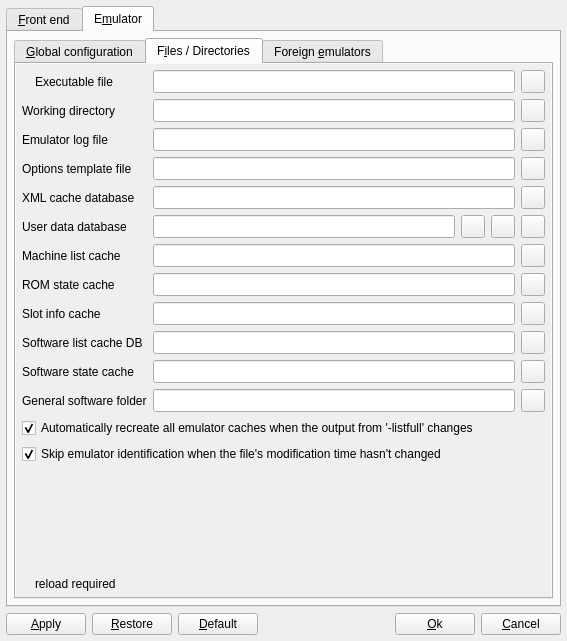
Before: the Qt Designer form options.ui in qmc2/qmc2-mame-fe, drawn with Qt 5.
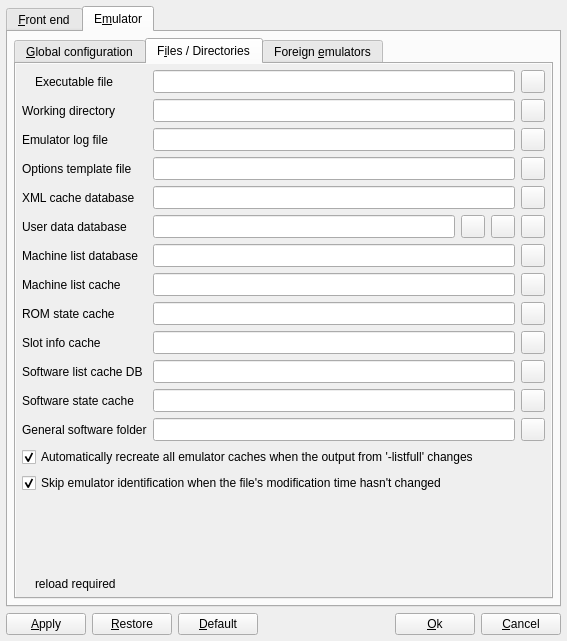
After: the same form once the commit is applied. The open tabs and pages were chosen to show the change. Icons and pictures are not drawn.

Commit message: new: the new machine list database gets filled with data now upon cache recreation (wip-info: there's no consumer for the data yet)

Diff of the .ui file:
```diff
--- a/options.ui
+++ b/options.ui
@@ -4874,7 +4874,7 @@
                 <x>0</x>
                 <y>0</y>
                 <width>507</width>
-                <height>546</height>
+                <height>584</height>
                </rect>
               </property>
               <layout class="QGridLayout" name="gridLayout_23">
@@ -4975,14 +4975,14 @@
                    </property>
                   </widget>
                  </item>
-                 <item row="6" column="0">
+                 <item row="7" column="0">
                   <widget class="QLabel" name="labelMachineListCacheFile">
                    <property name="text">
                     <string>Machine list cache</string>
                    </property>
                   </widget>
                  </item>
-                 <item row="14" column="0" colspan="5">
+                 <item row="15" column="0" colspan="5">
                   <spacer name="spacer11">
                    <property name="orientation">
                     <enum>Qt::Vertical</enum>
@@ -4995,7 +4995,7 @@
                    </property>
                   </spacer>
                  </item>
-                 <item row="6" column="4">
+                 <item row="7" column="4">
                   <widget class="QToolButton" name="toolButtonBrowseMachineListCacheFile">
                    <property name="sizePolicy">
                     <sizepolicy hsizetype="Fixed" vsizetype="Minimum">
@@ -5012,14 +5012,14 @@
                    </property>
                   </widget>
                  </item>
-                 <item row="7" column="0">
+                 <item row="8" column="0">
                   <widget class="QLabel" name="labelROMStateCacheFile">
                    <property name="text">
                     <string>ROM state cache</string>
                    </property>
                   </widget>
                  </item>
-                 <item row="7" column="4">
+                 <item row="8" column="4">
                   <widget class="QToolButton" name="toolButtonBrowseROMStateCacheFile">
                    <property name="sizePolicy">
                     <sizepolicy hsizetype="Fixed" vsizetype="Minimum">
@@ -5072,14 +5072,14 @@
                    </item>
                   </layout>
                  </item>
-                 <item row="9" column="0">
+                 <item row="10" column="0">
                   <widget class="QLabel" name="labelSoftwareListCacheDb">
                    <property name="text">
                     <string>Software list cache DB</string>
                    </property>
                   </widget>
                  </item>
-                 <item row="9" column="4">
+                 <item row="10" column="4">
                   <widget class="QToolButton" name="toolButtonBrowseSoftwareListCacheDb">
                    <property name="sizePolicy">
                     <sizepolicy hsizetype="Fixed" vsizetype="Minimum">
@@ -5096,14 +5096,14 @@
                    </property>
                   </widget>
                  </item>
-                 <item row="11" column="0">
+                 <item row="12" column="0">
                   <widget class="QLabel" name="labelGeneralSoftwareFolder">
                    <property name="text">
                     <string>General software folder</string>
                    </property>
                   </widget>
                  </item>
-                 <item row="11" column="4">
+                 <item row="12" column="4">
                   <widget class="QToolButton" name="toolButtonBrowseGeneralSoftwareFolder">
                    <property name="sizePolicy">
                     <sizepolicy hsizetype="Fixed" vsizetype="Minimum">
@@ -5144,14 +5144,14 @@
                    </property>
                   </widget>
                  </item>
-                 <item row="8" column="0">
+                 <item row="9" column="0">
                   <widget class="QLabel" name="labelSlotInfoCacheFile">
                    <property name="text">
                     <string>Slot info cache</string>
                    </property>
                   </widget>
                  </item>
-                 <item row="8" column="4">
+                 <item row="9" column="4">
                   <widget class="QToolButton" name="toolButtonBrowseSlotInfoCacheFile">
                    <property name="sizePolicy">
                     <sizepolicy hsizetype="Fixed" vsizetype="Minimum">
@@ -5168,14 +5168,14 @@
                    </property>
                   </widget>
                  </item>
-                 <item row="10" column="0">
+                 <item row="11" column="0">
                   <widget class="QLabel" name="labelSoftwareStateCache">
                    <property name="text">
                     <string>Software state cache</string>
                    </property>
                   </widget>
                  </item>
-                 <item row="10" column="4">
+                 <item row="11" column="4">
                   <widget class="QToolButton" name="toolButtonBrowseSoftwareStateCache">
                    <property name="sizePolicy">
                     <sizepolicy hsizetype="Fixed" vsizetype="Minimum">
@@ -5287,7 +5287,7 @@
                    </property>
                   </widget>
                  </item>
-                 <item row="6" column="1" colspan="3">
+                 <item row="7" column="1" colspan="3">
                   <widget class="QLineEdit" name="lineEditMachineListCacheFile">
                    <property name="sizePolicy">
                     <sizepolicy hsizetype="Expanding" vsizetype="Minimum">
@@ -5365,7 +5365,7 @@
                    </property>
                   </widget>
                  </item>
-                 <item row="7" column="1" colspan="3">
+                 <item row="8" column="1" colspan="3">
                   <widget class="QLineEdit" name="lineEditROMStateCacheFile">
                    <property name="sizePolicy">
                     <sizepolicy hsizetype="Expanding" vsizetype="Minimum">
@@ -5378,7 +5378,7 @@
                    </property>
                   </widget>
                  </item>
-                 <item row="8" column="1" colspan="3">
+                 <item row="9" column="1" colspan="3">
                   <widget class="QLineEdit" name="lineEditSlotInfoCacheFile">
                    <property name="sizePolicy">
                     <sizepolicy hsizetype="Expanding" vsizetype="Minimum">
@@ -5391,7 +5391,7 @@
                    </property>
                   </widget>
                  </item>
-                 <item row="9" column="1" colspan="3">
+                 <item row="10" column="1" colspan="3">
                   <widget class="QLineEdit" name="lineEditSoftwareListCacheDb">
                    <property name="sizePolicy">
                     <sizepolicy hsizetype="Expanding" vsizetype="Minimum">
@@ -5404,7 +5404,7 @@
                    </property>
                   </widget>
                  </item>
-                 <item row="10" column="1" colspan="3">
+                 <item row="11" column="1" colspan="3">
                   <widget class="QLineEdit" name="lineEditSoftwareStateCache">
                    <property name="sizePolicy">
                     <sizepolicy hsizetype="Expanding" vsizetype="Minimum">
@@ -5417,7 +5417,7 @@
                    </property>
                   </widget>
                  </item>
-                 <item row="11" column="1" colspan="3">
+                 <item row="12" column="1" colspan="3">
                   <widget class="QLineEdit" name="lineEditGeneralSoftwareFolder">
                    <property name="sizePolicy">
                     <sizepolicy hsizetype="Expanding" vsizetype="Minimum">
@@ -5430,23 +5430,23 @@
                    </property>
                   </widget>
                  </item>
-                 <item row="12" column="0" colspan="5">
-                  <widget class="QCheckBox" name="checkBoxAutoClearEmuCaches">
-                   <property name="toolTip">
-                    <string>Automatically recreate all emulator caches when the output from '-listfull' changes</string>
-                   </property>
-                   <property name="statusTip">
-                    <string>Automatically recreate all emulator caches when the output from '-listfull' changes</string>
-                   </property>
-                   <property name="text">
-                    <string>Automatically recreate all emulator caches when the output from '-listfull' changes</string>
-                   </property>
-                   <property name="checked">
-                    <bool>true</bool>
-                   </property>
-                  </widget>
-                 </item>
                  <item row="13" column="0" colspan="5">
+                  <widget class="QCheckBox" name="checkBoxAutoClearEmuCaches">
+                   <property name="toolTip">
+                    <string>Automatically recreate all emulator caches when the output from '-listfull' changes</string>
+                   </property>
+                   <property name="statusTip">
+                    <string>Automatically recreate all emulator caches when the output from '-listfull' changes</string>
+                   </property>
+                   <property name="text">
+                    <string>Automatically recreate all emulator caches when the output from '-listfull' changes</string>
+                   </property>
+                   <property name="checked">
+                    <bool>true</bool>
+                   </property>
+                  </widget>
+                 </item>
+                 <item row="14" column="0" colspan="5">
                   <widget class="QCheckBox" name="checkBoxSkipEmuIdent">
                    <property name="toolTip">
                     <string>Skip emulator identification when the file's modification time hasn't changed</string>
@@ -5462,6 +5462,46 @@
                    </property>
                   </widget>
                  </item>
+                 <item row="6" column="0">
+                  <widget class="QLabel" name="labelMachineListDatabase">
+                   <property name="text">
+                    <string>Machine list database</string>
+                   </property>
+                  </widget>
+                 </item>
+                 <item row="6" column="1" colspan="3">
+                  <widget class="QLineEdit" name="lineEditMachineListDatabase">
+                   <property name="sizePolicy">
+                    <sizepolicy hsizetype="Expanding" vsizetype="Minimum">
+                     <horstretch>0</horstretch>
+                     <verstretch>0</verstretch>
+                    </sizepolicy>
+                   </property>
+                   <property name="toolTip">
+                    <string>Machine list database file (write)</string>
+                   </property>
+                   <property name="text">
+                    <string/>
+                   </property>
+                  </widget>
+                 </item>
+                 <item row="6" column="4">
+                  <widget class="QToolButton" name="toolButtonBrowseMachineListDatabase">
+                   <property name="sizePolicy">
+                    <sizepolicy hsizetype="Fixed" vsizetype="Minimum">
+                     <horstretch>0</horstretch>
+                     <verstretch>0</verstretch>
+                    </sizepolicy>
+                   </property>
+                   <property name="toolTip">
+                    <string>Browse machine list database file</string>
+                   </property>
+                   <property name="icon">
+                    <iconset resource="qmc2.qrc">
+                     <normaloff>:/data/img/fileopen.png</normaloff>:/data/img/fileopen.png</iconset>
+                   </property>
+                  </widget>
+                 </item>
                 </layout>
                </item>
               </layout>
```
Left out of the diff: 20 changed lines with no effect on the pictures. The commit also changes 21 other files.
